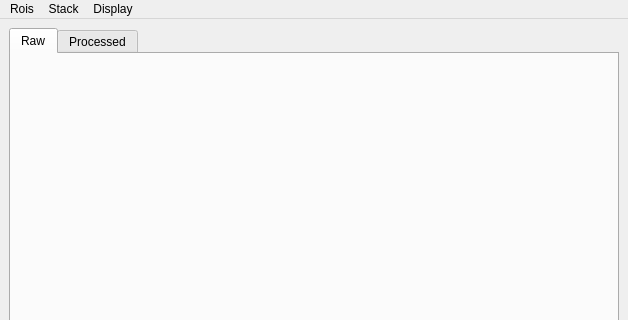
Above: SequenceDisplayGui.ui from fedeceri85/robopy2 before the change; both pictures show x 0 to 628 and y 0 to 320 of the 628 by 480 pixel window. Below: the same form after it.
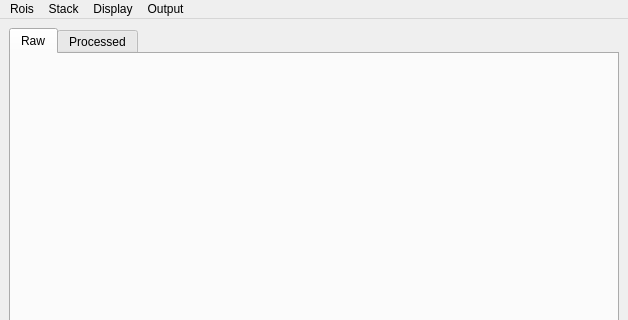
That is the form after the change.

Commit message: save raw sequence

The edit to the form file:
```diff
--- a/SequenceDisplayGui.ui
+++ b/SequenceDisplayGui.ui
@@ -179,9 +179,16 @@
     </widget>
     <addaction name="menuFilters"/>
    </widget>
+   <widget class="QMenu" name="menuOutput">
+    <property name="title">
+     <string>Output</string>
+    </property>
+    <addaction name="actionSave_raw_sequence"/>
+   </widget>
    <addaction name="menuRois"/>
    <addaction name="menuStacks"/>
    <addaction name="menuDisplay"/>
+   <addaction name="menuOutput"/>
   </widget>
   <widget class="QStatusBar" name="statusbar"/>
   <action name="actionCompute_Rois">
```
Left out of the diff: 5 changed lines with no effect on the pictures. The commit also changes 7 other files.
